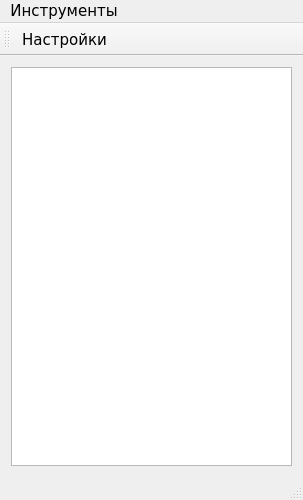
This is MainWindow.ui in 8Observer8/WeighingMachine as Qt 5 draws it before an edit. The edited form follows.
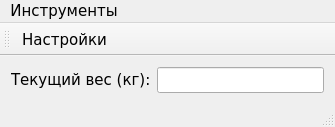
This is the edited form.

What changed in the file:
```diff
--- a/MainWindow.ui
+++ b/MainWindow.ui
@@ -6,8 +6,8 @@
    <rect>
     <x>0</x>
     <y>0</y>
-    <width>303</width>
-    <height>500</height>
+    <width>335</width>
+    <height>111</height>
    </rect>
   </property>
   <property name="font">
@@ -20,9 +20,20 @@
    <string>Весы</string>
   </property>
   <widget class="QWidget" name="centralWidget">
-   <layout class="QVBoxLayout" name="verticalLayout">
+   <layout class="QHBoxLayout" name="horizontalLayout">
     <item>
-     <widget class="QTableView" name="tableView"/>
+     <widget class="QLabel" name="weightLabel">
+      <property name="text">
+       <string>Текущий вес (кг):</string>
+      </property>
+     </widget>
+    </item>
+    <item>
+     <widget class="QLineEdit" name="weightLineEdit">
+      <property name="readOnly">
+       <bool>true</bool>
+      </property>
+     </widget>
     </item>
    </layout>
   </widget>
@@ -31,7 +42,7 @@
     <rect>
      <x>0</x>
      <y>0</y>
-     <width>303</width>
+     <width>335</width>
      <height>21</height>
     </rect>
    </property>
```
